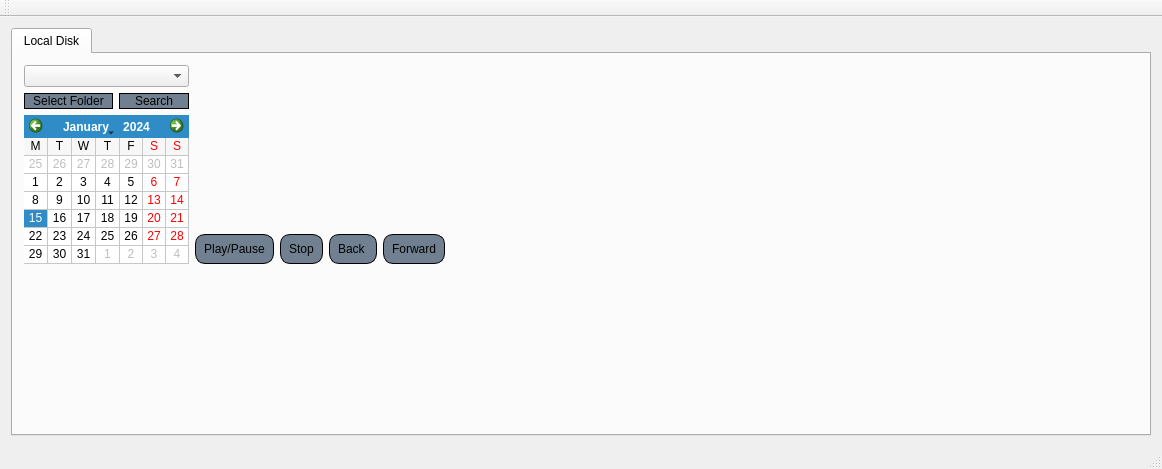
Old version of the form player.ui in the repository VideosWorks/QDPlayer.
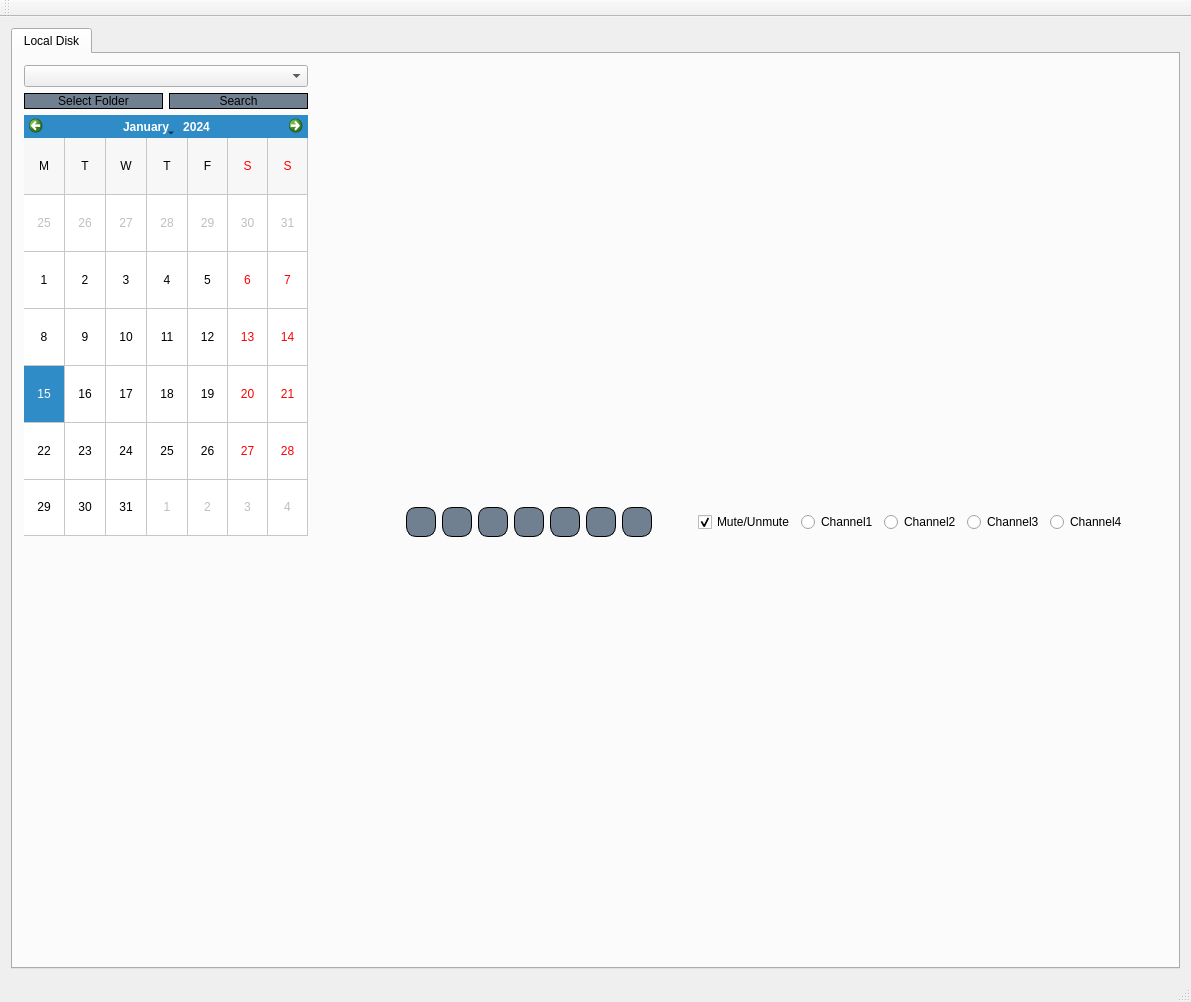
New version of the form.

Commit message: control button improvement 201805141750

The edit to the form file:
```diff
--- a/player.ui
+++ b/player.ui
@@ -6,8 +6,8 @@
    <rect>
     <x>0</x>
     <y>0</y>
-    <width>1162</width>
-    <height>469</height>
+    <width>1191</width>
+    <height>1002</height>
    </rect>
   </property>
   <property name="sizePolicy">
@@ -78,23 +78,60 @@
         <item row="0" column="1">
          <layout class="QGridLayout" name="video_grid_layout">
           <property name="sizeConstraint">
-           <enum>QLayout::SetMinimumSize</enum>
+           <enum>QLayout::SetFixedSize</enum>
           </property>
           <property name="rightMargin">
            <number>0</number>
           </property>
-          <item row="1" column="0">
+          <item row="1" column="3">
            <layout class="QHBoxLayout" name="horizontalLayout_5">
             <item>
              <widget class="QPushButton" name="Play_Btn">
+              <property name="sizePolicy">
+               <sizepolicy hsizetype="Fixed" vsizetype="Fixed">
+                <horstretch>0</horstretch>
+                <verstretch>0</verstretch>
+               </sizepolicy>
+              </property>
               <property name="minimumSize">
                <size>
-                <width>0</width>
+                <width>30</width>
                 <height>30</height>
                </size>
               </property>
+              <property name="maximumSize">
+               <size>
+                <width>30</width>
+                <height>30</height>
+               </size>
+              </property>
               <property name="text">
-               <string>Play/Pause</string>
+               <string/>
+              </property>
+             </widget>
+            </item>
+            <item>
+             <widget class="QPushButton" name="Pause_btn">
+              <property name="sizePolicy">
+               <sizepolicy hsizetype="Fixed" vsizetype="Fixed">
+                <horstretch>0</horstretch>
+                <verstretch>0</verstretch>
+               </sizepolicy>
+              </property>
+              <property name="minimumSize">
+               <size>
+                <width>30</width>
+                <height>30</height>
+               </size>
+              </property>
+              <property name="maximumSize">
+               <size>
+                <width>30</width>
+                <height>30</height>
+               </size>
+              </property>
+              <property name="text">
+               <string/>
               </property>
              </widget>
             </item>
@@ -102,12 +139,18 @@
              <widget class="QPushButton" name="Stop_Btn">
               <property name="minimumSize">
                <size>
-                <width>0</width>
+                <width>30</width>
+                <height>30</height>
+               </size>
+              </property>
+              <property name="maximumSize">
+               <size>
+                <width>30</width>
                 <height>30</height>
                </size>
               </property>
               <property name="text">
-               <string>Stop</string>
+               <string/>
               </property>
              </widget>
             </item>
@@ -115,12 +158,18 @@
              <widget class="QPushButton" name="Back_Btn">
               <property name="minimumSize">
                <size>
-                <width>0</width>
+                <width>30</width>
+                <height>30</height>
+               </size>
+              </property>
+              <property name="maximumSize">
+               <size>
+                <width>30</width>
                 <height>30</height>
                </size>
               </property>
               <property name="text">
-               <string>Back </string>
+               <string/>
               </property>
              </widget>
             </item>
@@ -128,12 +177,56 @@
              <widget class="QPushButton" name="Forward_Btn">
               <property name="minimumSize">
                <size>
-                <width>0</width>
+                <width>30</width>
                 <height>30</height>
                </size>
               </property>
+              <property name="maximumSize">
+               <size>
+                <width>30</width>
+                <height>30</height>
+               </size>
+              </property>
               <property name="text">
-               <string>Forward</string>
+               <string/>
+              </property>
+             </widget>
+            </item>
+            <item>
+             <widget class="QPushButton" name="slow_play_button">
+              <property name="minimumSize">
+               <size>
+                <width>30</width>
+                <height>30</height>
+               </size>
+              </property>
+              <property name="maximumSize">
+               <size>
+                <width>30</width>
+                <height>30</height>
+               </size>
+              </property>
+              <property name="text">
+               <string/>
+              </property>
+             </widget>
+            </item>
+            <item>
+             <widget class="QPushButton" name="fast_speed_btn">
+              <property name="minimumSize">
+               <size>
+                <width>30</width>
+                <height>30</height>
+               </size>
+              </property>
+              <property name="maximumSize">
+               <size>
+                <width>30</width>
+                <height>30</height>
+               </size>
+              </property>
+              <property name="text">
+               <string/>
               </property>
              </widget>
             </item>
@@ -150,24 +243,123 @@
               </property>
              </spacer>
             </item>
+            <item>
+             <widget class="QCheckBox" name="mute_chckbx">
+              <property name="text">
+               <string>Mute/Unmute</string>
+              </property>
+              <property name="checked">
+               <bool>true</bool>
+              </property>
+             </widget>
+            </item>
+            <item>
+             <widget class="QRadioButton" name="ch1_radio_btn">
+              <property name="text">
+               <string>Channel1</string>
+              </property>
+             </widget>
+            </item>
+            <item>
+             <widget class="QRadioButton" name="ch2_radio_btn">
+              <property name="text">
+               <string>Channel2</string>
+              </property>
+             </widget>
+            </item>
+            <item>
+             <widget class="QRadioButton" name="ch3_radio_btn">
+              <property name="text">
+               <string>Channel3</string>
+              </property>
+             </widget>
+            </item>
+            <item>
+             <widget class="QRadioButton" name="ch3_radio_btn_2">
+              <property name="text">
+               <string>Channel4</string>
+              </property>
+             </widget>
+            </item>
            </layout>
           </item>
-          <item row="0" column="0">
-           <layout class="QGridLayout" name="renderer_layout">
+          <item row="0" column="3">
+           <layout class="QGridLayout" name="renderer_layout" rowstretch="0" columnstretch="0">
             <property name="sizeConstraint">
              <enum>QLayout::SetMinimumSize</enum>
             </property>
+            <property name="leftMargin">
+             <number>0</number>
+            </property>
             <property name="topMargin">
-             <number>5</number>
+             <number>0</number>
             </property>
             <property name="rightMargin">
-             <number>5</number>
+             <number>0</number>
             </property>
             <property name="bottomMargin">
-             <number>5</number>
+             <number>0</number>
             </property>
+            <property name="spacing">
+             <number>0</number>
+            </property>
            </layout>
           </item>
+          <item row="0" column="2">
+           <layout class="QGridLayout" name="gridLayout_4" rowstretch="0" columnstretch="0">
+            <property name="topMargin">
+             <number>12</number>
+            </property>
+            <property name="rightMargin">
+             <number>12</number>
+            </property>
+            <property name="bottomMargin">
+             <number>12</number>
+            </property>
+            <property name="spacing">
+             <number>12</number>
+            </property>
+           </layout>
+          </item>
+          <item row="0" column="1">
+           <spacer name="horizontalSpacer_3">
+            <property name="orientation">
+             <enum>Qt::Horizontal</enum>
+            </property>
+            <property name="sizeHint" stdset="0">
+             <size>
+              <width>40</width>
+              <height>20</height>
+             </size>
+            </property>
+           </spacer>
+          </item>
+          <item row="0" column="4">
+           <spacer name="horizontalSpacer_4">
+            <property name="orientation">
+             <enum>Qt::Horizontal</enum>
+            </property>
+            <property name="sizeHint" stdset="0">
+             <size>
+              <width>40</width>
+              <height>20</height>
+             </size>
+            </property>
+           </spacer>
+          </item>
+          <item row="0" column="0">
+           <spacer name="horizontalSpacer">
+            <property name="orientation">
+             <enum>Qt::Horizontal</enum>
+            </property>
+            <property name="sizeHint" stdset="0">
+             <size>
+              <width>40</width>
+              <height>20</height>
+             </size>
+            </property>
+           </spacer>
+          </item>
          </layout>
         </item>
         <item row="1" column="0" colspan="2">
@@ -213,11 +405,23 @@
           <item>
            <widget class="QCalendarWidget" name="calendar">
             <property name="sizePolicy">
-             <sizepolicy hsizetype="Fixed" vsizetype="Fixed">
+             <sizepolicy hsizetype="Expanding" vsizetype="Expanding">
               <horstretch>0</horstretch>
               <verstretch>0</verstretch>
              </sizepolicy>
             </property>
+            <property name="minimumSize">
+             <size>
+              <width>200</width>
+              <height>0</height>
+             </size>
+            </property>
+            <property name="maximumSize">
+             <size>
+              <width>500</width>
+              <height>16777215</height>
+             </size>
+            </property>
             <property name="styleSheet">
              <string notr="true"/>
             </property>
```
Left out of the diff: 2 changed lines with no effect on the pictures. The commit also changes 27 other files.
